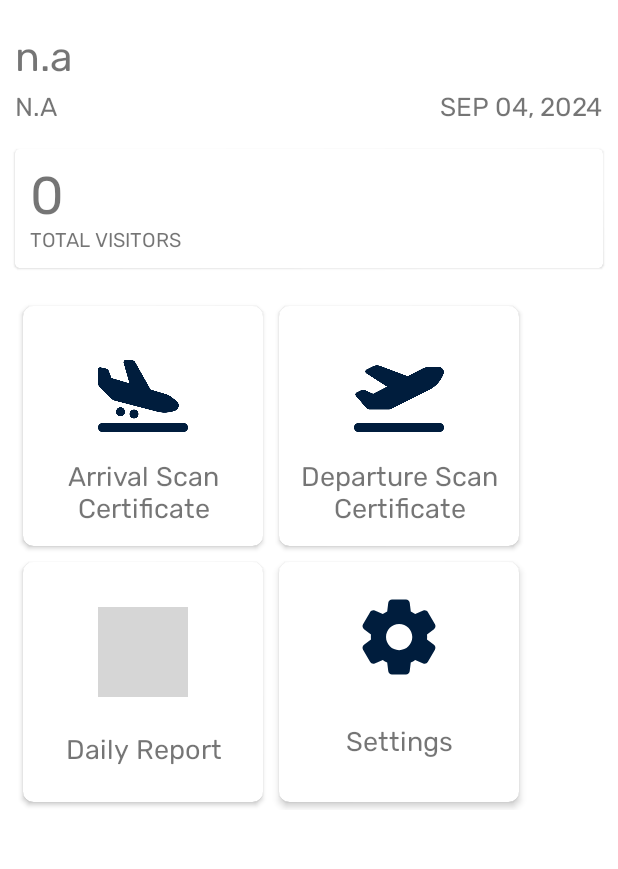
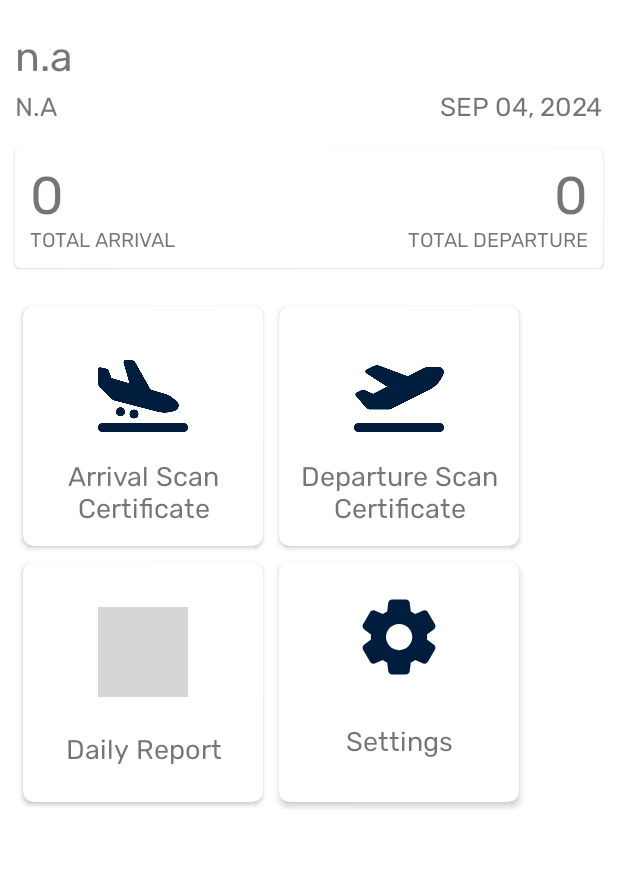
Before and after one commit to Rahisi-Solution/zic_pos, an Android app: the HomeActivity screen opened directly, with no data from a screen before it, on a phone screen of 412 x 824 dp, the part 135-1004 px from its top. Run offline under Robolectric (Android 15) with nearby library versions, the light colour scheme and no system bars; our stand-ins replace Volley; grey boxes are pictures that could not be loaded.

Commit message:
Dashboard Summary

```diff
--- a/app/src/main/java/com/example/zicapp/HomeActivity.java
+++ b/app/src/main/java/com/example/zicapp/HomeActivity.java
@@ -62,14 +62,15 @@ public class HomeActivity extends AppCompatActivity {
     SimpleDateFormat dateFormatter = new SimpleDateFormat("dd-MM-yyyy", Locale.getDefault());
     SimpleDateFormat timeFormatter = new SimpleDateFormat("HH:mm:ss", Locale.getDefault());
     Date date = new Date();
-    private String username;
+    public String username;
     private String entrypoint;
     int total_certificates;
     View parentLayout;
     TextView user_name;
     TextView entry_point;
     TextView today_date;
-    TextView total_visitors;
+    TextView total_checkedin;
+    TextView total_checkedout;
     private String authToken;
     String applicantName;
     String referenceNumber;
@@ -99,20 +100,24 @@ public class HomeActivity extends AppCompatActivity {
         prepareData();
         parentLayout = findViewById(android.R.id.content);
         total_certificates = offlineDB.totalCertificates();
+        total_certificates = offlineDB.totalCertificates();
 
         user_name = findViewById(R.id.officer_name);
         entry_point = findViewById(R.id.entry_point);
         today_date = findViewById(R.id.today_date);
-        total_visitors = findViewById(R.id.total_checkin_count);
+        total_checkedin = findViewById(R.id.total_checkedin_count);
+        total_checkedout = findViewById(R.id.total_checkedout_count);
 
         MaterialCardView certificate = findViewById(R.id.certificate_card);
         MaterialCardView reports = findViewById(R.id.report_card);
         MaterialCardView settings = findViewById(R.id.settings_card);
 
         user_name.setText(username);
+        System.out.println(username);
         entry_point.setText(entrypoint);
         today_date.setText(dateFormatter2.format(date));
-        total_visitors.setText(String.valueOf(total_certificates));
+        total_checkedin.setText(String.valueOf(total_certificates));
+        total_checkedout.setText(String.valueOf(total_certificates));
 
         settings.setOnClickListener(view -> {
             Intent intent = new Intent(HomeActivity.this, SettingsActivity.class);
--- a/app/src/main/java/com/example/zicapp/ReportActivity.java
+++ b/app/src/main/java/com/example/zicapp/ReportActivity.java
@@ -28,9 +28,9 @@ public class ReportActivity extends AppCompatActivity {
     TextView validCertificate;
     TextView inValidCertificate;
     TextView totalCertificates;
-    TextView officerName;
+    TextView user_name;
     String today_date_report;
-    String username;
+    public String username;
     int valid_certificate;
     int invalid_certificate;
     int total_certificates;
@@ -40,7 +40,7 @@ public class ReportActivity extends AppCompatActivity {
         super.onCreate(savedInstanceState);
         setContentView(R.layout.activity_report);
 
-        officerName = findViewById(R.id.officer_name_report);
+        user_name = findViewById(R.id.officer_name);
         validCertificate = findViewById(R.id.valid_arrival_value);
         inValidCertificate = findViewById(R.id.invalid_arrival_value);
         totalCertificates = findViewById(R.id.total_arrival_count);
@@ -56,9 +56,9 @@ public class ReportActivity extends AppCompatActivity {
         showTodayDate();
         today_date_report = new SimpleDateFormat("yyyy-MM-dd HH:mm:ss", Locale.getDefault()).format(Calendar.getInstance().getTime());
 
-        officerName.setText(username);
+        user_name.setText(username);
         System.out.println(username);
-        officerName.setTextColor(getResources().getColor(R.color.black));
+        user_name.setTextColor(getResources().getColor(R.color.black));
         SharedPreferences preferences = ReportActivity.this.getSharedPreferences(Config.SHARED_PREF_NAME, Context.MODE_PRIVATE);
         username = preferences.getString(Config.USER_NAME, "n.a");
     }
--- a/app/src/main/java/com/example/zicapp/utils/OfflineDB.java
+++ b/app/src/main/java/com/example/zicapp/utils/OfflineDB.java
@@ -29,9 +29,9 @@ public class OfflineDB extends SQLiteOpenHelper {
     String scanned_certificate;
     String failed_certificate;
     String checked_in;
-        String applications;
+    String applications;
 
-        // Creating Tables in offline database (SQLite)
+    // Creating Tables in offline database (SQLite)
     scanned_certificate =  "CREATE TABLE scanned_certificate (reference_number TEXT, date TEXT, time TEXT)";
     failed_certificate =  "CREATE TABLE failed_certificate (reference_number TEXT, date TEXT, time TEXT)";
     checked_in = "CREATE TABLE checked_in (reference_number TEXT, name TEXT, checkins TEXT, date TEXT)";
--- a/app/src/main/res/layout/activity_home.xml
+++ b/app/src/main/res/layout/activity_home.xml
@@ -102,13 +102,22 @@
             android:columnCount="2">
 
             <TextView
-                android:id="@+id/total_checkin_count"
+                android:id="@+id/total_checkedin_count"
                 android:layout_width="wrap_content"
                 android:layout_height="wrap_content"
                 android:text="50"
                 android:fontFamily="@font/rubik_regular"
                 android:textSize="35sp"
                 android:layout_gravity="start" />
+
+            <TextView
+                android:id="@+id/total_checkedout_count"
+                android:layout_width="wrap_content"
+                android:layout_height="wrap_content"
+                android:text="50"
+                android:fontFamily="@font/rubik_regular"
+                android:textSize="35sp"
+                android:layout_gravity="end" />
 
             <TextView
                 android:layout_width="wrap_content"
--- a/app/src/main/res/values/strings.xml
+++ b/app/src/main/res/values/strings.xml
@@ -11,8 +11,8 @@
     <string name="officer_name">Simoni Uhuru Mshiu</string>
     <string name="officer_type">Airport Officer</string>
     <string name="loggedin_date">May 20, 2024</string>
-    <string name="checked_in">" "</string>
-    <string name="checked_out">Total Visitors</string>
+    <string name="checked_in">"Total Arrival"</string>
+    <string name="checked_out">Total Departure</string>
     <string name="arrival_zic_certificate">Arrival Scan Certificate</string>
     <string name="departure_zic_certificate">Departure Scan Certificate</string>
     <string name="daily_report">Daily Report</string>
```
Also changed, not shown: 1 other file.
